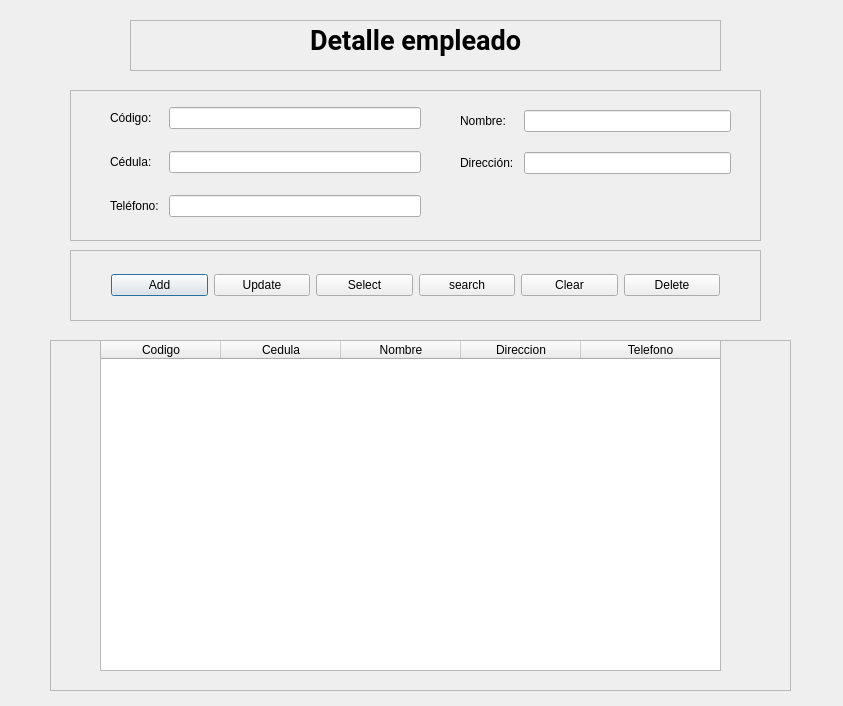
The window that ui/empleado_form.ui (DanielArias-COL/Bases-1-) describes before a commit, drawn with Qt 5.
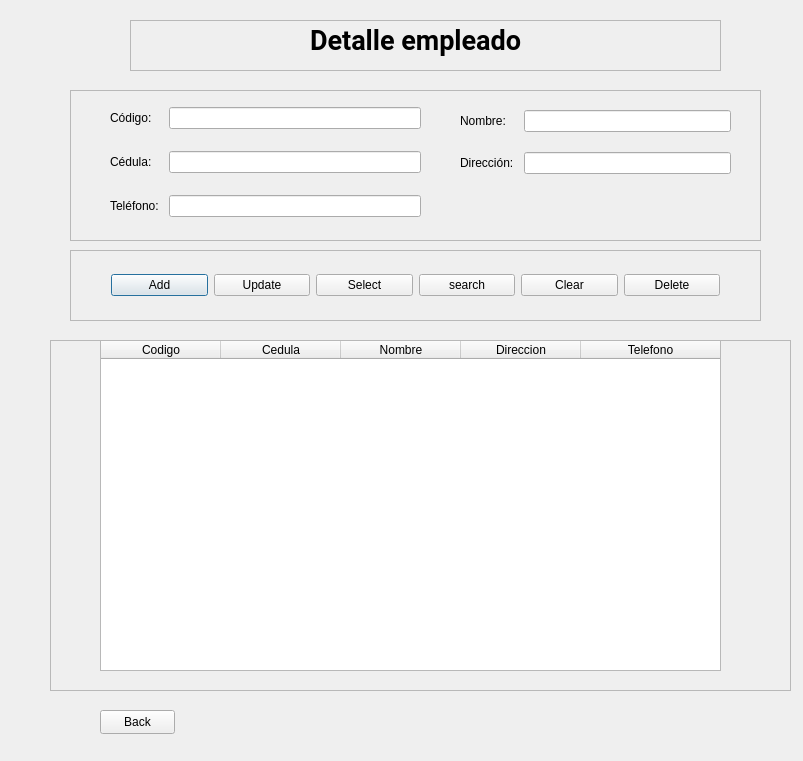
The same window after the commit.

Commit message: fix: CRUD empleado completo

The edit to the form file:
```diff
--- a/ui/empleado_form.ui
+++ b/ui/empleado_form.ui
@@ -6,8 +6,8 @@
    <rect>
     <x>0</x>
     <y>0</y>
-    <width>843</width>
-    <height>706</height>
+    <width>803</width>
+    <height>761</height>
    </rect>
   </property>
   <property name="windowTitle">
@@ -289,6 +289,19 @@
     </column>
    </widget>
   </widget>
+  <widget class="QPushButton" name="back_btn">
+   <property name="geometry">
+    <rect>
+     <x>100</x>
+     <y>710</y>
+     <width>75</width>
+     <height>24</height>
+    </rect>
+   </property>
+   <property name="text">
+    <string>Back</string>
+   </property>
+  </widget>
  </widget>
  <resources/>
  <connections/>
```
Left out of the diff: 4 changed lines with no effect on the pictures. The commit also changes 6 other files.
